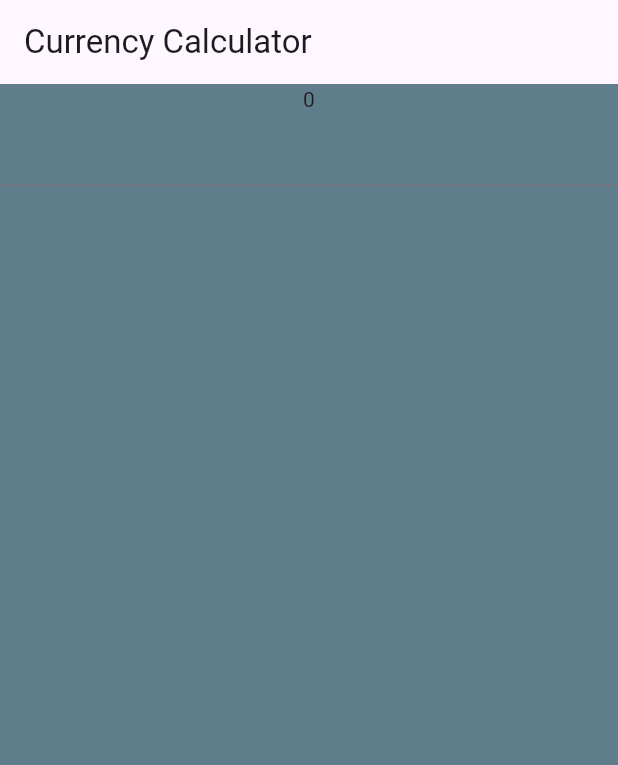
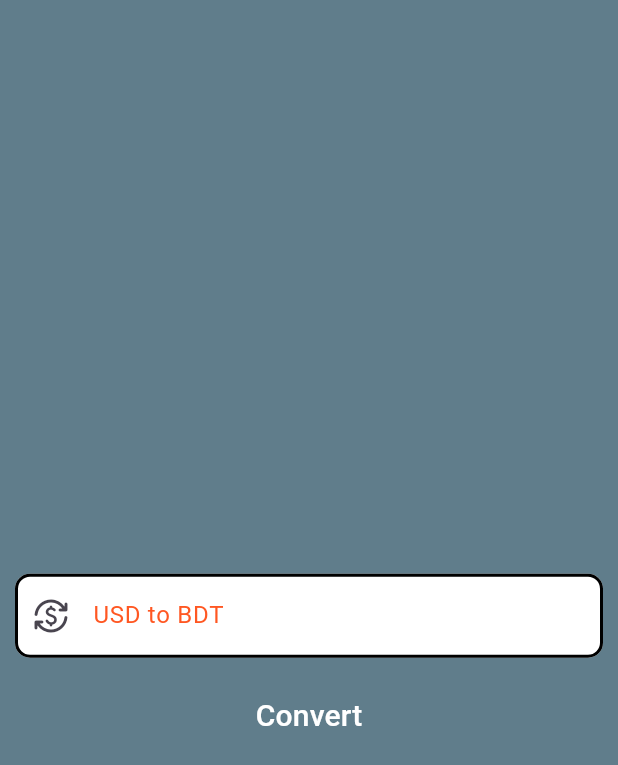
Before and after one commit to farhanmahmud21/currency_calculator, a Flutter app: the screen it shows after launch, on a phone screen of 412 x 824 dp. Shown: the top 765 px of the screen. Run offline on Flutter 3.47's test engine with Material 3 defaults, Android fonts, the light colour scheme and no system bars.

Commit message:
Refactor CurrencyCalculator to StatefulWidget and implement currency conversion UI

```diff
--- a/lib/main.dart
+++ b/lib/main.dart
@@ -4,17 +4,85 @@ void main() {
   runApp(CurrencyCalculator());
 }
 
-class CurrencyCalculator extends StatelessWidget {
+class CurrencyCalculator extends StatefulWidget {
   const CurrencyCalculator({super.key});
 
   @override
+  State<CurrencyCalculator> createState() => _CurrencyCalculatorState();
+}
+
+class _CurrencyCalculatorState extends State<CurrencyCalculator> {
+  @override
   Widget build(BuildContext context) {
+    OutlineInputBorder border = OutlineInputBorder(
+      borderSide: BorderSide(color: Colors.black, width: 2),
+      borderRadius: BorderRadius.circular(10),
+    );
+
+    TextEditingController currencyController = TextEditingController();
+    var result = 0;
+
     return MaterialApp(
       title: 'Currency Calculator',
       home: Scaffold(
         backgroundColor: Colors.blueGrey,
-        appBar: AppBar(title: Text('Currency Calculator')),
-        body: Column(children: [Text('0'), TextField()]),
+        // appBar: AppBar(
+        //   title: Text('Currency Calculator'),
+        //   backgroundColor: const Color.fromARGB(255, 136, 159, 170),
+        // ),
+        body: Center(
+          child: Column(
+            mainAxisAlignment: MainAxisAlignment.center,
+            children: [
+              Text(
+                currencyController.text.toString(),
+                style: TextStyle(
+                  color: Colors.white,
+                  fontSize: 28,
+                  fontWeight: FontWeight.bold,
+                ),
+              ),
+              SizedBox(height: 10),
+              Container(
+                padding: EdgeInsets.all(10),
+
+                child: TextField(
+                  controller: currencyController,
+
+                  keyboardType: TextInputType.numberWithOptions(
+                    decimal: true,
+                    signed: true,
+                  ),
+                  decoration: InputDecoration(
+                    prefixIcon: Icon(Icons.currency_exchange_rounded),
+                    hintText: 'Please enter your usd value to convert',
+                    filled: true,
+                    fillColor: Colors.white,
+
+                    focusedBorder: border,
+                    enabled: true,
+                    enabledBorder: border,
+                    labelText: 'USD to BDT',
+                    labelStyle: TextStyle(
+                      //backgroundColor: Colors.black,
+                      color: Colors.deepOrange,
+                    ),
+                  ),
+                ),
+              ),
+              SizedBox(height: 5),
+              TextButton(
+                onPressed: () {
+                  print(currencyController.text);
+                },
+                child: Text(
+                  'Convert',
+                  style: TextStyle(color: Colors.white, fontSize: 20),
+                ),
+              ),
+            ],
+          ),
+        ),
       ),
     );
   }
--- /dev/null
+++ b/lib/result_screen.dart
@@ -0,0 +1,17 @@
+import 'package:flutter/material.dart';
+
+class ResultScreen extends StatelessWidget {
+  const ResultScreen({super.key});
+
+  @override
+  Widget build(BuildContext context) {
+    return MaterialApp(
+      home: Scaffold(
+        backgroundColor: Colors.blueGrey,
+        body: Center(
+          child: Text('0', style: TextStyle(color: Colors.white, fontSize: 40)),
+        ),
+      ),
+    );
+  }
+}
```
